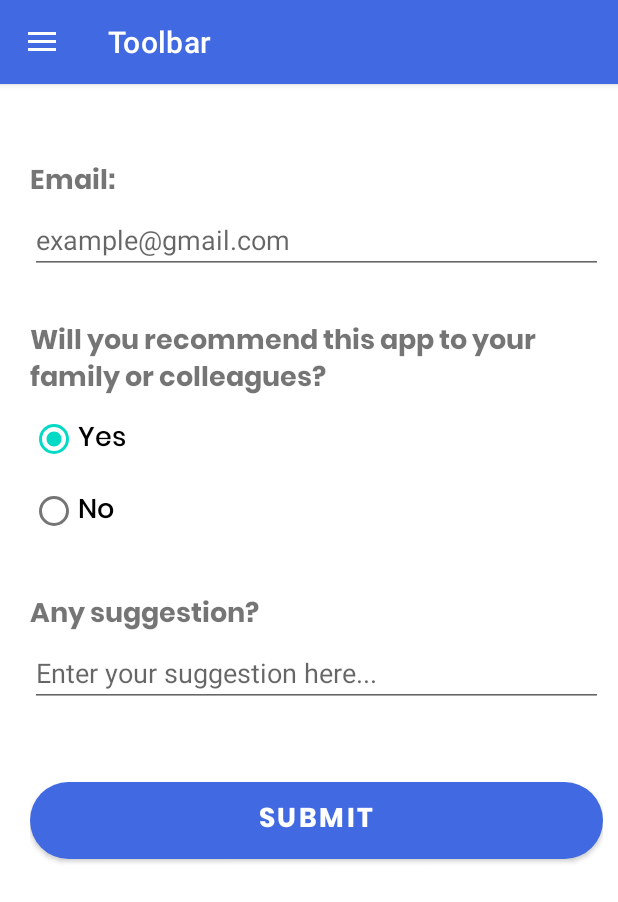
After one commit to EuniceFoo533/MADProject, an Android app: the fragment FeedbackFragment placed in its activity, on a phone screen of 412 x 824 dp. The commit adds this screen. Shown: the top 902 px of the screen. Run offline under Robolectric (Android 15) with nearby library versions, the phone set to English and light mode, and no system bars; our stand-ins replace Firebase (no records; nobody signed in at launch, a user with empty details on screens opened directly).

Commit message:
Add Navigation Menu and drawer layout

```diff
--- a/app/build.gradle
+++ b/app/build.gradle
@@ -43,6 +43,7 @@ dependencies {
     implementation 'androidx.navigation:navigation-ui:2.4.1'
     implementation 'com.google.firebase:firebase-firestore:24.4.1'
     implementation 'com.google.firebase:firebase-auth:21.1.0'
+    implementation 'com.google.firebase:firebase-database:20.1.0'
 
     testImplementation 'junit:junit:4.13.2'
     androidTestImplementation 'androidx.test.ext:junit:1.1.5'
--- /dev/null
+++ b/app/src/main/java/com/example/fragment/Feedback.java
@@ -0,0 +1,40 @@
+package com.example.fragment;
+
+public class Feedback {
+    String email;
+    String recommend;
+    String suggestion;
+
+
+    public String getEmail() {
+        return email;
+    }
+
+    public void setEmail(String email) {
+        this.email = email;
+    }
+
+    public String getRecommend() {
+        return recommend;
+    }
+
+    public void setRecommend(String recommend) {
+        this.recommend = recommend;
+    }
+
+    public String getSuggestion() {
+        return suggestion;
+    }
+
+    public void setSuggestion(String suggestion) {
+        this.suggestion = suggestion;
+    }
+
+    public Feedback(String email, String recommend, String suggestion) {
+        this.email = email;
+        this.recommend = recommend;
+        this.suggestion = suggestion;
+    }
+
+
+}
--- /dev/null
+++ b/app/src/main/java/com/example/fragment/FeedbackFragment.java
@@ -0,0 +1,106 @@
+package com.example.fragment;
+
+import android.os.Bundle;
+
+import androidx.annotation.NonNull;
+import androidx.annotation.Nullable;
+import androidx.fragment.app.Fragment;
+
+import android.view.LayoutInflater;
+import android.view.View;
+import android.view.ViewGroup;
+import android.widget.Button;
+import android.widget.EditText;
+import android.widget.RadioButton;
+import android.widget.RadioGroup;
+import android.widget.Toast;
+
+import com.google.android.gms.tasks.OnFailureListener;
+import com.google.android.gms.tasks.OnSuccessListener;
+import com.google.firebase.database.DatabaseReference;
+import com.google.firebase.database.FirebaseDatabase;
+
+
+public class FeedbackFragment extends Fragment {
+
+    EditText email,suggestion;
+    RadioButton btnYes,btnNo;
+    Button btnSubmit;
+    DatabaseReference myRef = FirebaseDatabase.getInstance().getReference();
+
+
+    String uKey,uEmail,uSelect,uSuggest;
+    public FeedbackFragment() {
+        // Required empty public constructor
+    }
+
+    @Override
+    public void onCreate(Bundle savedInstanceState) {
+        super.onCreate(savedInstanceState);
+
+    }
+
+    @Override
+    public void onViewCreated(@NonNull View view, @Nullable Bundle savedInstanceState) {
+        super.onViewCreated(view, savedInstanceState);
+
+        email = getView().findViewById(R.id.editEmail);
+        suggestion = getView().findViewById(R.id.editSuggestion);
+        btnYes = getView().findViewById(R.id.yes);
+        btnNo = getView().findViewById(R.id.no);
+
+
+
+        btnSubmit = getView().findViewById(R.id.buttonSubmit);
+        btnSubmit.setOnClickListener(new View.OnClickListener() {
+            @Override
+            public void onClick(View v) {
+                uKey = myRef.push().getKey();
+                uEmail = email.getText().toString();
+                if(btnYes.isChecked())
+                {
+                    uSelect = btnYes.getText().toString();
+                }
+                else if(btnNo.isChecked())
+                {
+                    uSelect = btnNo.getText().toString();
+                }
+
+                uSuggest = suggestion.getText().toString();
+                Feedback feedback = new Feedback(uEmail,uSelect,uSuggest);
+
+                myRef.child("Feedback")
+                        .child(uKey)
+                        .setValue(feedback)
+                        .addOnSuccessListener(new OnSuccessListener<Void>() {
+                            @Override
+                            public void onSuccess(Void unused) {
+                                Toast.makeText(getActivity(),"Thanks for your feedback", Toast.LENGTH_SHORT).show();
+                                email.setText("");
+                                suggestion.setText("");
+
+                            }
+                        }).addOnFailureListener(new OnFailureListener() {
+                            @Override
+                            public void onFailure(@NonNull Exception e) {
+                                Toast.makeText(getActivity(),"Opps... Please try again later...",Toast.LENGTH_SHORT).show();
+
+                            }
+                        });
+
+            }
+        });
+
+
+
+
+
+    }
+
+    @Override
+    public View onCreateView(LayoutInflater inflater, ViewGroup container,
+                             Bundle savedInstanceState) {
+        // Inflate the layout for this fragment
+        return inflater.inflate(R.layout.fragment_feedback, container, false);
+    }
+}
--- a/app/src/main/java/com/example/fragment/MainActivity.java
+++ b/app/src/main/java/com/example/fragment/MainActivity.java
@@ -59,6 +59,12 @@ public class MainActivity extends AppCompatActivity {
                         Toast.makeText(MainActivity.this,"Meeting Room",Toast.LENGTH_SHORT).show();
                         fragment(new MeetingFragment());
                         break;
+
+                    case R.id.feedback:
+                        drawerLayout.closeDrawer(GravityCompat.START);
+                        Toast.makeText(MainActivity.this,"Feedback",Toast.LENGTH_SHORT).show();
+                        fragment(new FeedbackFragment());
+                        break;
                 }
 
                 return true;
--- /dev/null
+++ b/app/src/main/res/drawable/ic_baseline_feedback_24.xml
@@ -0,0 +1,5 @@
+<vector android:height="24dp" android:tint="#000000"
+    android:viewportHeight="24" android:viewportWidth="24"
+    android:width="24dp" xmlns:android="http://schemas.android.com/apk/res/android">
+    <path android:fillColor="@android:color/white" android:pathData="M20,2L4,2c-1.1,0 -1.99,0.9 -1.99,2L2,22l4,-4h14c1.1,0 2,-0.9 2,-2L22,4c0,-1.1 -0.9,-2 -2,-2zM13,14h-2v-2h2v2zM13,10h-2L11,6h2v4z"/>
+</vector>
--- /dev/null
+++ b/app/src/main/res/layout/fragment_feedback.xml
@@ -0,0 +1,88 @@
+<?xml version="1.0" encoding="utf-8"?>
+<FrameLayout xmlns:android="http://schemas.android.com/apk/res/android"
+    xmlns:tools="http://schemas.android.com/tools"
+    android:layout_width="match_parent"
+    android:layout_height="match_parent"
+    tools:context=".FeedbackFragment">
+
+    <LinearLayout
+        android:layout_width="match_parent"
+        android:layout_height="match_parent"
+        android:paddingTop="50dp"
+        android:paddingStart="20dp"
+        android:paddingHorizontal="10dp"
+        android:orientation="vertical">
+
+        <TextView
+            android:id="@+id/textView2"
+            android:layout_width="match_parent"
+            android:layout_height="wrap_content"
+            android:text="Email:"
+            android:textSize="18sp"
+            android:fontFamily="@font/poppinsbold"/>
+
+        <EditText
+            android:id="@+id/editEmail"
+            android:layout_width="match_parent"
+            android:layout_height="wrap_content"
+            android:ems="10"
+            android:inputType="textEmailAddress"
+            android:hint="example@gmail.com" />
+
+        <TextView
+            android:id="@+id/textView3"
+            android:layout_width="match_parent"
+            android:layout_height="wrap_content"
+            android:paddingTop="30dp"
+            android:text="Will you recommend this app to your family or colleagues?"
+            android:textSize="18sp"
+            android:fontFamily="@font/poppinsbold"/>
+
+        <RadioGroup
+            android:layout_width="match_parent"
+            android:layout_height="wrap_content"
+            android:orientation="vertical">
+            <RadioButton android:id="@+id/yes"
+                android:layout_width="wrap_content"
+                android:layout_height="wrap_content"
+                android:fontFamily="@font/poppinsmedium"
+                android:text="Yes"
+                android:textSize="18sp"
+                android:checked="true"/>
+
+            <RadioButton android:id="@+id/no"
+                android:layout_width="wrap_content"
+                android:layout_height="wrap_content"
+                android:fontFamily="@font/poppinsmedium"
+                android:text="No"
+                android:textSize="18sp" />
+        </RadioGroup>
+
+        <TextView
+            android:id="@+id/textView4"
+            android:layout_width="match_parent"
+            android:layout_height="wrap_content"
+            android:paddingTop="30dp"
+            android:text="Any suggestion?"
+            android:textSize="18sp"
+            android:fontFamily="@font/poppinsbold"/>
+
+        <EditText
+            android:id="@+id/editSuggestion"
+            android:layout_width="match_parent"
+            android:layout_height="wrap_content"
+            android:ems="10"
+            android:inputType="textMultiLine"
+            android:hint="Enter your suggestion here..." />
+
+        <Button
+            android:id="@+id/buttonSubmit"
+            android:layout_width="match_parent"
+            android:layout_height="wrap_content"
+            android:layout_marginTop="50dp"
+            android:background="@drawable/button"
+            android:fontFamily="@font/poppinsbold"
+            android:text="Submit"
+            android:textSize="18sp"/>
+    </LinearLayout>
+</FrameLayout>
--- a/app/src/main/res/menu/menu_bar.xml
+++ b/app/src/main/res/menu/menu_bar.xml
@@ -18,6 +18,11 @@
             android:id="@+id/meeting"
             android:icon="@drawable/ic_baseline_meeting_room_24"
             android:title="Meeting Room"/>
+
+        <item
+            android:id="@+id/feedback"
+            android:icon="@drawable/ic_baseline_feedback_24"
+            android:title="Feedback"/>
     </group>
 
 
```
